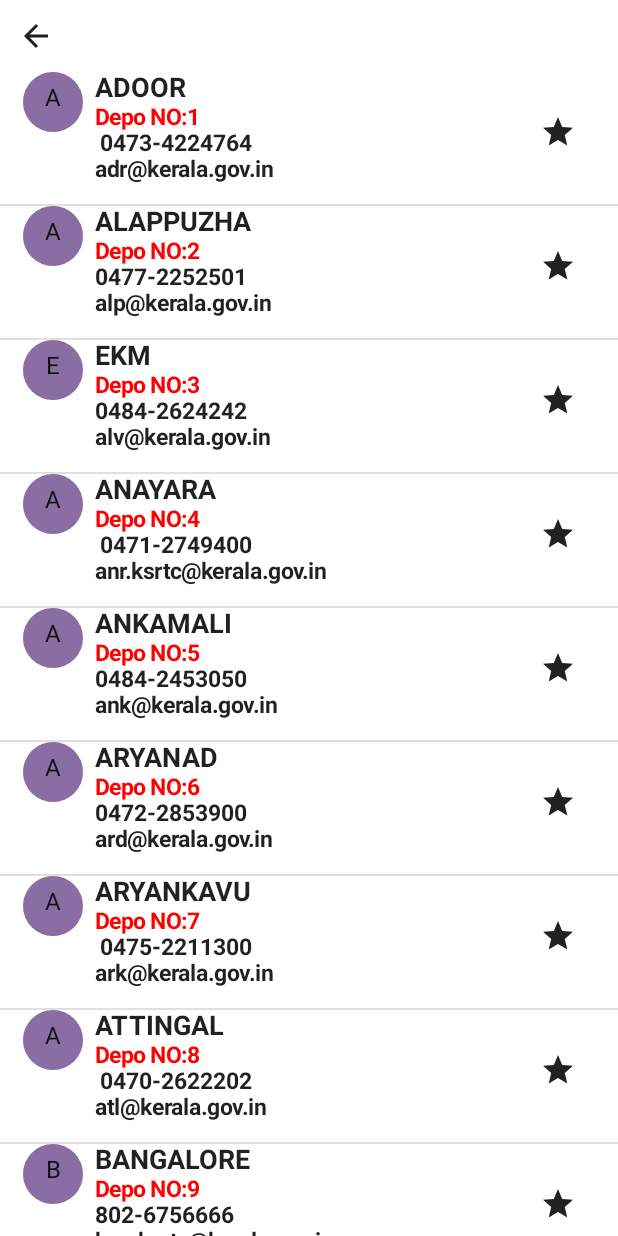
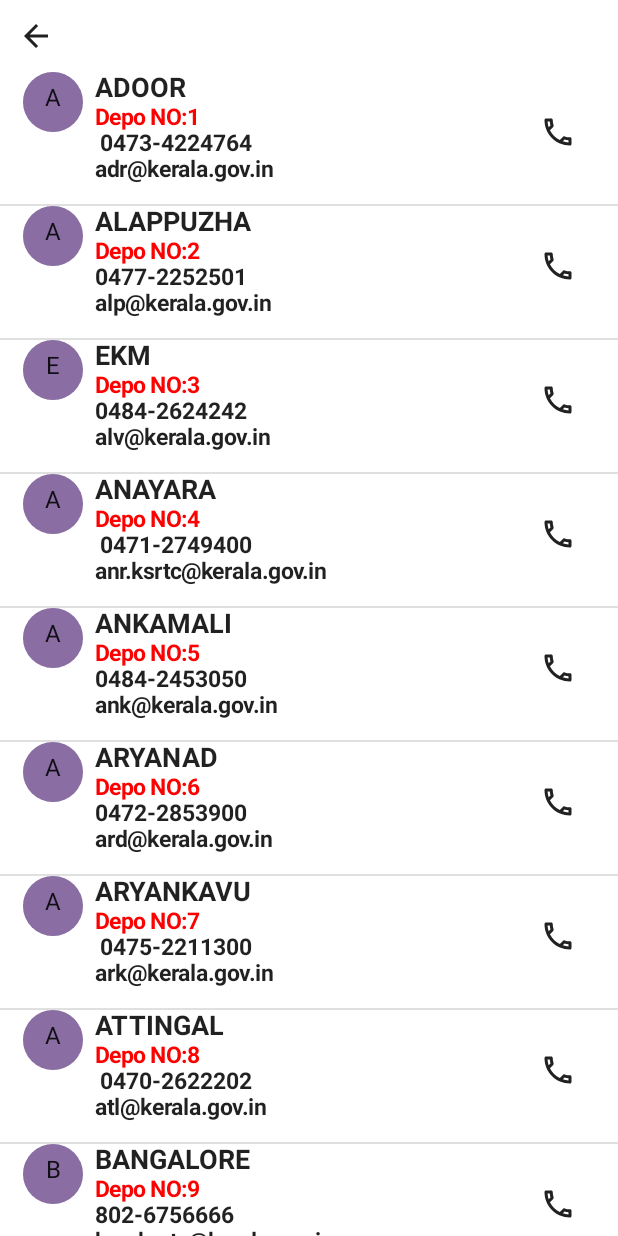
Before and after one commit to abhilashmullakkara/RealtimeDataNew, an Android app built with Jetpack Compose: the screen it shows after launch (MainActivity), after a tap on "Find my depo number", on a phone screen of 412 x 824 dp. Run offline under Robolectric (Android 15) with nearby library versions, the phone set to English and light mode, and no system bars.

Commit message:
Phone Dialar added

```diff
--- a/app/src/main/java/DisplayScreen.kt
+++ b/app/src/main/java/DisplayScreen.kt
@@ -16,6 +16,7 @@ import androidx.compose.material.Button
 import androidx.compose.material.Icon
 import androidx.compose.material.IconButton
 import androidx.compose.material.OutlinedTextField
+import androidx.compose.material.Surface
 import androidx.compose.material.Text
 import androidx.compose.material.icons.Icons
 import androidx.compose.material.icons.outlined.ArrowBack
@@ -51,7 +52,8 @@ fun  DisplayScreen(navController: NavController){
     val scroll= rememberScrollState()
     var result by rememberSaveable { mutableStateOf("") }
     var etmresult by rememberSaveable { mutableStateOf("") }
-
+    var kilomts by rememberSaveable { mutableStateOf("") }
+Surface(color = Color(0xFF071715)) {
     Column(
         modifier = Modifier
             .fillMaxSize()
@@ -67,7 +69,8 @@ fun  DisplayScreen(navController: NavController){
         ) {
             Icon(
                 imageVector = Icons.Outlined.ArrowBack,
-                contentDescription = "Arrow"
+                contentDescription = "Arrow",
+                tint = Color.White
             )
         }
         Spacer(modifier = Modifier.height(16.dp))
@@ -129,6 +132,7 @@ fun  DisplayScreen(navController: NavController){
                         val myRef = dataBase.getReference("$depoNo/$busType/$scheduleNo/")
                         val data = StringBuffer()
                         val etmKmr=StringBuffer()
+                        val kilo=StringBuffer()
                         myRef.get()
                             .addOnSuccessListener { dataSnapshot ->
                                 if (dataSnapshot != null) {
@@ -139,22 +143,18 @@ fun  DisplayScreen(navController: NavController){
                                         data.append("       "+childSnapshot.child("via").value)
                                         data.append("       "+childSnapshot.child("destinationPlace").value)
                                         data.append("       "+childSnapshot.child("kilometer").value)
-                                        etmKmr.append(" "+childSnapshot.child("etmNo").value +",")
+                                        kilo.append(","+childSnapshot.child("kilometer").value)
+                                        etmKmr.append(""+childSnapshot.child("etmNo").value+",")
                                         ti += 1
                                         flag=1
                                     }
                                     ti = 0
                                     result=data.toString()
                                     etmresult=etmKmr.toString()
-                                } else {
-                                    Toast.makeText(context, "Record not found", Toast.LENGTH_SHORT)
-                                        .show()
-                                }
+                                    kilomts=kilo.toString()
+                                } else { Toast.makeText(context, "Record not found", Toast.LENGTH_SHORT).show() }
                             }
-                            .addOnFailureListener {
-                                Toast.makeText(context, "Record not found", Toast.LENGTH_SHORT).show()
-                            }
-
+                            .addOnFailureListener { Toast.makeText(context, "Record not found", Toast.LENGTH_SHORT).show() }
                     }
                     else
                     {
@@ -165,14 +165,21 @@ fun  DisplayScreen(navController: NavController){
             ) {
                 Text("Display")
             }
-            }
+            Text(text = "Check Internet Connection", color = Color.LightGray)
+        }
         if(flag==1){
-              Text(result)
-            Text("\n\nETM Root Numbers: $etmresult")
-            }
+            Text(result, color = Color.White)
+            Text("\n\nETM Root Numbers: $etmresult", color = Color.White)
+            val number=kilomts.split(",")
+            val sum = number.sumOf { it.trim().toIntOrNull() ?: 0 }
+            Text("\nTotal Kilometers: $sum", color = Color.White)
+        }
         else
         {
             flag=0
+          //MyScreen()
         }
     }
+}
+
     }
--- a/app/src/main/java/com/abhilash/livedata/MainActivity.kt
+++ b/app/src/main/java/com/abhilash/livedata/MainActivity.kt
@@ -17,6 +17,7 @@ import com.abhilash.livedata.ui.theme.read.ReadScreen
 
 
 class MainActivity : ComponentActivity() {
+
     override fun onCreate(savedInstanceState: Bundle?) {
         super.onCreate(savedInstanceState)
         setContent {
--- a/app/src/main/java/com/abhilash/livedata/ui/theme/DepoListScreen.kt
+++ b/app/src/main/java/com/abhilash/livedata/ui/theme/DepoListScreen.kt
@@ -16,9 +16,12 @@ import androidx.compose.material.Surface
 import androidx.compose.material.Text
 import androidx.compose.material.icons.Icons
 import androidx.compose.material.icons.outlined.ArrowBack
-import androidx.compose.material.icons.outlined.FavoriteBorder
-import androidx.compose.material.icons.outlined.Star
+import androidx.compose.material.icons.outlined.Phone
 import androidx.compose.runtime.Composable
+import androidx.compose.runtime.getValue
+import androidx.compose.runtime.mutableStateOf
+import androidx.compose.runtime.remember
+import androidx.compose.runtime.setValue
 import androidx.compose.ui.Modifier
 import androidx.compose.ui.draw.clip
 import androidx.compose.ui.graphics.Color
@@ -28,6 +31,7 @@ import androidx.compose.ui.unit.dp
 import androidx.compose.ui.unit.sp
 import androidx.navigation.NavController
 import com.abhilash.livedata.ui.theme.database.DepoData
+import com.abhilash.livedata.ui.theme.database.OpenDialer
 import com.abhilash.livedata.ui.theme.database.depoList
 
 @Composable
@@ -45,11 +49,6 @@ fun DepoListScreen(navController: NavController) {
 
             LazyColumn {
                 items(depoList) { depo ->
-//                    Text("Depo No:${depo.depoId}", textAlign = TextAlign.Center, modifier = Modifier.padding(start = 60.dp))
-//                    Text(text = depo.depoName,textAlign = TextAlign.Center, modifier = Modifier.padding(start =60.dp ) )
-//                    Text(text = depo.phone,textAlign = TextAlign.Center, modifier = Modifier.padding(start =60.dp ) )
-//                    Text(text = depo.email,textAlign = TextAlign.Center, modifier = Modifier.padding(start = 60.dp))
-//                    Divider()
                 DepoItem(depoData = depo)
                     Divider()
                 }
@@ -61,6 +60,7 @@ fun DepoListScreen(navController: NavController) {
 }
 @Composable
 fun DepoItem(depoData: DepoData){
+    var flag by remember { mutableStateOf(0) }
     Row(modifier = Modifier
         .fillMaxWidth()
         .padding(bottom = 8.dp)) {
@@ -92,17 +92,20 @@ fun DepoItem(depoData: DepoData){
                 fontSize = 15.sp,
                 fontWeight = FontWeight.Bold
             )
-
         }
         Column {
-            IconButton(onClick = { },
+            IconButton(onClick = {
+             flag=1
+            },
                 modifier = Modifier
                     .size(80.dp)
                     .padding(16.dp)
             ) {
-                Icon(imageVector = Icons.Outlined.Star, contentDescription = "star")
+                Icon(imageVector = Icons.Outlined.Phone, contentDescription = "star")
             }
-
+            if (flag==1){
+                OpenDialer(phone = depoData.phone)
+            }
         }
 
     }
--- a/app/src/main/java/com/abhilash/livedata/ui/theme/MenuScreen.kt
+++ b/app/src/main/java/com/abhilash/livedata/ui/theme/MenuScreen.kt
@@ -1,5 +1,7 @@
 package com.abhilash.livedata.ui.theme
 
+import android.os.Build
+import androidx.annotation.RequiresApi
 import androidx.compose.foundation.layout.*
 import androidx.compose.material.*
 import androidx.compose.runtime.Composable
@@ -7,8 +9,11 @@ import androidx.compose.ui.Modifier
 import androidx.compose.ui.graphics.Color
 import androidx.compose.ui.tooling.preview.Preview
 import androidx.navigation.NavController
+
+@RequiresApi(Build.VERSION_CODES.M)
 @Composable
 fun MenuScreen(navController: NavController) {
+
     Surface(modifier = Modifier.fillMaxSize(), color = Color(0xFFFFFFFF)) {
         Column {
             TextButton(onClick = {
--- a/app/src/main/java/com/abhilash/livedata/ui/theme/database/DatabseOfAddress.kt
+++ b/app/src/main/java/com/abhilash/livedata/ui/theme/database/DatabseOfAddress.kt
@@ -58,7 +58,7 @@ val depoList=listOf(
     DepoData(
         10	,
         "CHADAYAMANGALAM",
-        "474-2476200",
+        "0474-2476200",
         "cdm@kerala.gov.in"
     ),
     DepoData(
@@ -78,90 +78,107 @@ val depoList=listOf(
         "CHATHANNUR",
         "474-2592900",
         "cht@kerala.gov.in"
-   )
+   ),
+    DepoData(
+        14,
+        "CHENGANOOR",
+        "0479-2452352",
+        "cgr@kerala.gov.in",
+   ),
+    DepoData(
+        15,
+        "CHERTHALA",
+	    "478-2812582",
+        "ctl@kerala.gov.in"
+    ),
+    DepoData(
+        16,
+        "CHITOOR",
+	 "492-3227488",
+    "ctr@kerala.gov.in"
+    ),
+    DepoData(
+        17,	"EDATHUVA",
+        "0477-2215400",
+        "edt@kerala.gov.in"
+    ),
+    DepoData(
+        18,
+        "EENCHAKKAL",
+        "0471-2501180",
+        "ekl@kerala.gov.in"
+    ),
+    DepoData(
+        19,
+        "EERATTUPETTAH",
+        "0482-2272230",
+        "etp@kerala.gov.in"
+    ),
+    DepoData(
+        20,
+        "ERNAKULAM",
+	    "0484-2372033",
+        "ekm@kerala.gov.in"
+    ),
+    DepoData(
+        21,
+        "ERUMELY",
+ "0482-8212345",
+"emy@kerala.gov.in"
+    ),
+    DepoData(
+        22,
+        "GURUVAYOOR",
+        "0487-2556450",
+        "gvr@kerala.gov.in"
+    ),
+    DepoData(
+        23,
+        "HARIPPAD",
+	    "0479-2412620",
+        "hpd@kerala.gov.in"
+    ),
+    DepoData(
+        24,
+        "IRINJALAKKUDA",
+        "0480-2823990",
+        "ijk@kerala.gov.in"
+    ),
+    DepoData(
+        25,
+        "KALPETTA",
+        "0493-6202611",
+        "kpt@kerala.gov.in"
+    ),
+    DepoData(
+        26,
+        "KANHANGAD",
+        "0467-2200055",
+        "khd@kerala.gov.in"
+    ),
+    DepoData(
+        27,
+        "KANIYAPURAM",
+        " 0471-2752533",
+        "kpm@kerala.gov.in"
+    ),
+    DepoData(
+        28,
+        "KANNUR",
+        "497-2707777",
+        "knr@kerala.gov.in"
+    ),
+    DepoData(
+        29,
+        "KARUNAGAPALLY",
+	    "0476-2620466",
+        " knp@kerala.gov.in"
+)
 
 )
 //
-//OFFICE OF THE ASSISTANT TRANSPORT OFFICER, KSRTC, CHATHANNUR
-//14	CHENGANOOR
-//Zone:CENTRAL
-//Dist: ALP	 0479-2452352
-//cgr@kerala.gov.in
-//OFFICE OF THE ASSISTANT TRANSPORT OFFICER, KSRTC, CHENGANOOR
-//15	CHERTHALA
-//Zone:CENTRAL
-//Dist: ALP	 0478-2812582
-//ctl@kerala.gov.in
-//OFFICE OF THE ASSISTANT TRANSPORT OFFICER, KSRTC, CHERTHALA
-//16	CHITOOR
-//Zone:NORTH
-//Dist: PLK	 0492-3227488
-//ctr@kerala.gov.in
-//OFFICE OF THE ASSISTANT TRANSPORT OFFICER, KSRTC, CHITOOR
-//17	EDATHUVA
-//Zone:CENTRAL
-//Dist: ALP	 0477-2215400
-//edt@kerala.gov.in
-//OFFICE OF THE ASSISTANT TRANSPORT OFFICER, KSRTC, EDATHUVA
-//18	EENCHAKKAL
-//Zone:SOUTH
-//Dist: TVM	 0471-2501180
-//ekl@kerala.gov.in
-//OFFICE OF THE ASSISTANT TRANSPORT OFFICER, KSRTC, EENCHAKKAL
-//19	EERATTUPETTAH
-//Zone:CENTRAL
-//Dist: KTM	 0482-2272230
-//etp@kerala.gov.in
-//OFFICE OF THE ASSISTANT TRANSPORT OFFICER, KSRTC, EERATTUPETTAH
-//20	ERNAKULAM
-//Zone:CENTRAL
-//Dist: EKM	 0484-2372033
-//ekm@kerala.gov.in
-//OFFICE OF THE ASSISTANT TRANSPORT OFFICER, KSRTC, ERNAKULAM
-//21	ERUMELY
-//Zone:CENTRAL
-//Dist: KTM	 0482-8212345
-//emy@kerala.gov.in
-//OFFICE OF THE ASSISTANT TRANSPORT OFFICER, KSRTC, ERUMELY
-//22	GURUVAYOOR
-//Zone:CENTRAL
-//Dist: TSR	 0487-2556450
-//gvr@kerala.gov.in
-//OFFICE OF THE ASSISTANT TRANSPORT OFFICER, KSRTC, GURUVAYOOR
-//23	HARIPPAD
-//Zone:CENTRAL
-//Dist: ALP	 0479-2412620
-//hpd@kerala.gov.in
-//OFFICE OF THE ASSISTANT TRANSPORT OFFICER, KSRTC, HARIPPAD
-//24	IRINJALAKKUDA
-//Zone:CENTRAL
-//Dist: TSR	 0480-2823990
-//ijk@kerala.gov.in
-//OFFICE OF THE ASSISTANT TRANSPORT OFFICER, KSRTC, IRINJALAKKUDA
-//25	KALPETTA
-//Zone:NORTH
-//Dist: WND	 0493-6202611
-//kpt@kerala.gov.in
-//OFFICE OF THE ASSISTANT TRANSPORT OFFICER, KSRTC, KALPETTA
-//26	KANHANGAD
-//Zone:NORTH
-//Dist: KGD	 0467-2200055
-//khd@kerala.gov.in
-//OFFICE OF THE ASSISTANT TRANSPORT OFFICER, KSRTC, KANHANGAD
-//27	KANIYAPURAM
-//Zone:SOUTH
-//Dist: TVM	 0471-2752533
-//kpm@kerala.gov.in
-//OFFICE OF THE ASSISTANT TRANSPORT OFFICER, KSRTC, KANIYAPURAM
-//28	KANNUR
-//Zone:NORTH
-//Dist: KNR	 0497-2707777
-//knr@kerala.gov.in
 //OFFICE OF THE ASSISTANT TRANSPORT OFFICER, KSRTC, KANNUR
-//29	KARUNAGAPALLY
-//Zone:SOUTH
-//Dist: KLM	 0476-2620466
-//knp@kerala.gov.in
+//
 //OFFICE OF THE ASSISTANT TRANSPORT OFFICER, KSRTC, KARUNAGAPALLY
 //30	KASARAGOD
 //Zone:NORTH
--- /dev/null
+++ b/app/src/main/java/com/abhilash/livedata/ui/theme/database/PhoneCall.kt
@@ -0,0 +1,25 @@
+package com.abhilash.livedata.ui.theme.database
+
+import android.content.Intent
+import android.net.Uri
+import android.widget.Toast
+import androidx.compose.runtime.Composable
+import androidx.compose.runtime.mutableStateOf
+import androidx.compose.runtime.remember
+import androidx.compose.ui.platform.LocalContext
+
+@Composable
+fun OpenDialer(phone:String) {
+    val phoneNumber = remember {
+        mutableStateOf(phone)
+    }
+    val ctx = LocalContext.current
+            val u = Uri.parse("tel:" + phoneNumber.value)
+            val i = Intent(Intent.ACTION_DIAL, u)
+            try {
+                ctx.startActivity(i)
+            } catch (s: SecurityException) {
+                Toast.makeText(ctx, "An error occurred", Toast.LENGTH_LONG)
+                    .show()
+            }
+        }
```
Also changed, not shown: app/src/main/AndroidManifest.xml (+8 -1 lines).
